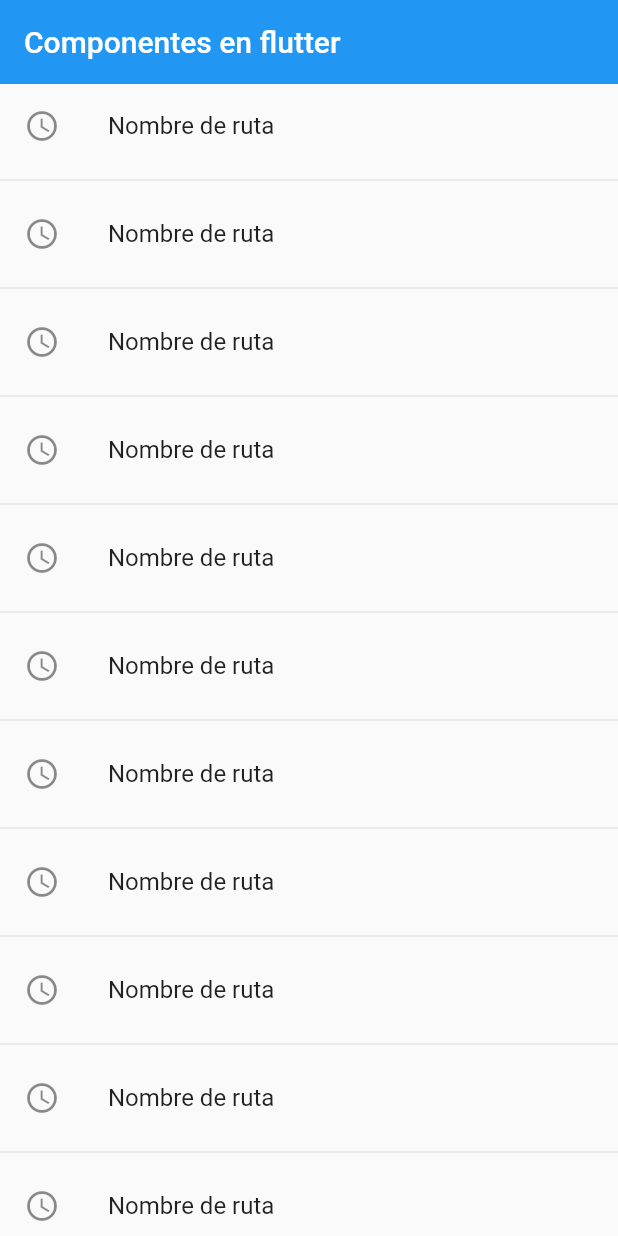
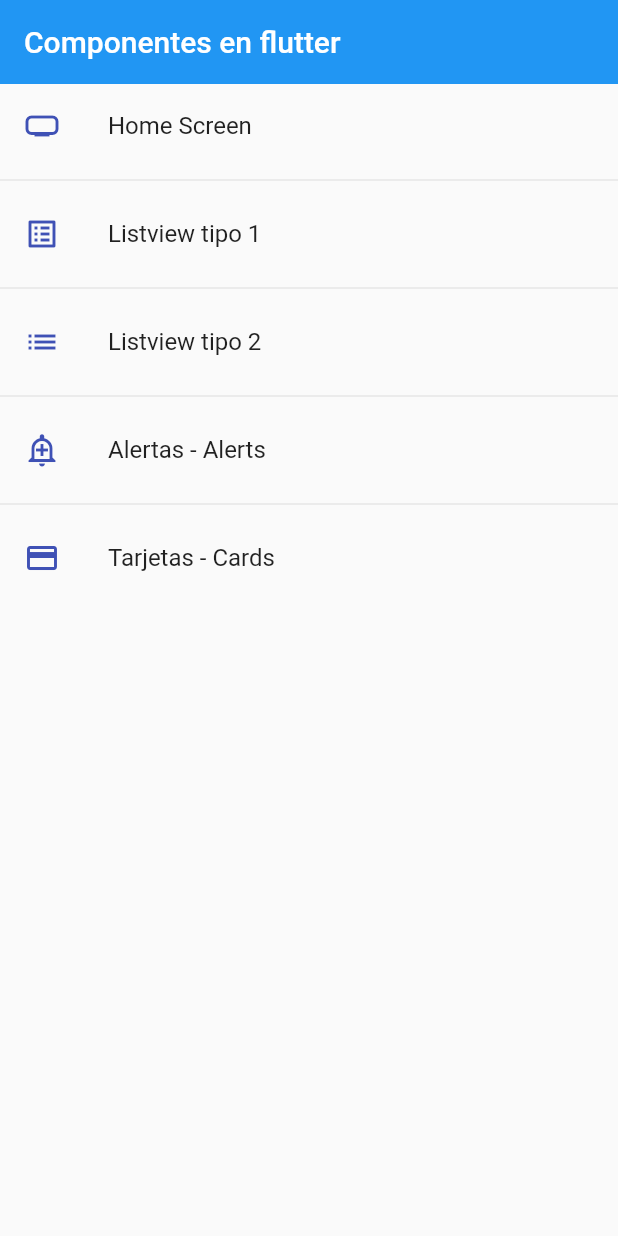
Before and after one commit to Alfer66/fl_components, a Flutter app: the screen it shows after launch, on a phone screen of 412 x 824 dp. Run offline on Flutter 3.47's test engine with Material 2 defaults, Android fonts, the phone set to English and light mode, and no system bars.

Commit message:
2023_02_16_1905_ARV
Avance del curso de flutter, hasta el cap 73. Crear método con las rutas de mi aplicación

```diff
--- a/lib/main.dart
+++ b/lib/main.dart
@@ -1,5 +1,5 @@
 import 'package:flutter/material.dart';
-import 'package:proyec2/screens/screens.dart';
+import 'package:proyec2/router/app_routes.dart';
 
 // import 'package:fl_components/screens/listview1_screen.dart';
 // import 'package:fl_components/screens/listview2_screen.dart';
@@ -14,19 +14,9 @@ class MyApp extends StatelessWidget {
     return MaterialApp(
       debugShowCheckedModeBanner: false,
       title: 'Material App',
-      initialRoute: 'home',
-      routes: {
-        'home': (BuildContext context) => const HomeScreen(),
-        'listview1': (BuildContext context) => const Listview1Screen(),
-        'listview2': (BuildContext context) => const Listview2Screen(),
-        'alert': (BuildContext context) => const AlertScreen(),
-        'card': (BuildContext context) => const CardScreen(),
-      },
-      onGenerateRoute: (settings) {
-        return MaterialPageRoute(
-          builder: (context) => const AlertScreen(),
-        );
-      },
+      initialRoute: AppRoutes.initialRoute,
+      routes: AppRoutes.getAppRoutes(),
+      onGenerateRoute: AppRoutes.onGenerateRoute,
     );
   }
 }
--- /dev/null
+++ b/lib/models/menu_options.dart
@@ -0,0 +1,14 @@
+import 'package:flutter/material.dart' show IconData, Widget;
+
+class MenuOptions {
+  final String route;
+  final IconData icon;
+  final String name;
+  final Widget screen;
+
+  MenuOptions(
+      {required this.route,
+      required this.name,
+      required this.screen,
+      required this.icon});
+}
--- /dev/null
+++ b/lib/models/models.dart
@@ -0,0 +1 @@
+export 'package:proyec2/models/menu_options.dart';
--- /dev/null
+++ b/lib/router/app_routes.dart
@@ -0,0 +1,60 @@
+import 'package:flutter/material.dart';
+
+import 'package:proyec2/models/models.dart';
+import 'package:proyec2/screens/screens.dart';
+
+class AppRoutes {
+  static const initialRoute = "home";
+
+  static final menuOptions = <MenuOptions>[
+    //TODO: borrar home
+    MenuOptions(
+        route: 'home',
+        name: 'Home Screen',
+        screen: const HomeScreen(),
+        icon: Icons.home_max_sharp),
+    MenuOptions(
+        route: 'listview1',
+        name: 'Listview tipo 1',
+        screen: const Listview1Screen(),
+        icon: Icons.list_alt),
+    MenuOptions(
+        route: 'listview2',
+        name: 'Listview tipo 2',
+        screen: const Listview2Screen(),
+        icon: Icons.list),
+    MenuOptions(
+        route: 'alerts',
+        name: 'Alertas - Alerts',
+        screen: const AlertScreen(),
+        icon: Icons.add_alert_outlined),
+    MenuOptions(
+        route: 'card',
+        name: 'Tarjetas - Cards',
+        screen: const CardScreen(),
+        icon: Icons.credit_card)
+  ];
+
+  static Map<String, Widget Function(BuildContext)> getAppRoutes() {
+    Map<String, Widget Function(BuildContext)> appRoutes = {};
+
+    for (final option in menuOptions) {
+      appRoutes.addAll({option.route: (BuildContext context) => option.screen});
+    }
+    return appRoutes;
+  }
+
+  // static Map<String, Widget Function(BuildContext)> routes = {
+  //   'home': (BuildContext context) => const HomeScreen(),
+  //   'listview1': (BuildContext context) => const Listview1Screen(),
+  //   'listview2': (BuildContext context) => const Listview2Screen(),
+  //   'alert': (BuildContext context) => const AlertScreen(),
+  //   'card': (BuildContext context) => const CardScreen(),
+  // };
+
+  static Route<dynamic> onGenerateRoute(RouteSettings settings) {
+    return MaterialPageRoute(
+      builder: (context) => const AlertScreen(),
+    );
+  }
+}
--- a/lib/screens/home_screen.dart
+++ b/lib/screens/home_screen.dart
@@ -1,29 +1,43 @@
 import 'package:flutter/material.dart';
-import 'package:proyec2/screens/screens.dart';
+import 'package:proyec2/router/app_routes.dart';
 
 class HomeScreen extends StatelessWidget {
   const HomeScreen({Key? key}) : super(key: key);
 
   @override
   Widget build(BuildContext context) {
+    final menuOptions = AppRoutes.menuOptions;
+
     return Scaffold(
         appBar: AppBar(
           title: const Text('Componentes en flutter'),
           elevation: 0,
         ),
         body: ListView.separated(
-            itemBuilder: (context, index) => ListTile(
-                  leading: const Icon(Icons.access_time_outlined),
-                  title: const Text('Nombre de ruta'),
+            itemBuilder: (context, i) => ListTile(
+                  leading: Icon(menuOptions[i].icon, color: Colors.indigo),
+                  title: Text(menuOptions[i].name),
+
                   onTap: () {
                     // final route = MaterialPageRoute(
                     //     builder: (context) => const Listview1Screen());
                     // Navigator.push(context, route);
 
-                    Navigator.pushNamed(context, 'card2');
+                    Navigator.pushNamed(context, menuOptions[i].route);
                   },
+
+                  // leading: const Icon(Icons.access_time_outlined),
+                  // title: const Text('Nombre de ruta'),
+
+                  // onTap: () {
+                  //   // final route = MaterialPageRoute(
+                  //   //     builder: (context) => const Listview1Screen());
+                  //   // Navigator.push(context, route);
+
+                  //   Navigator.pushNamed(context, 'card');
+                  // },
                 ),
             separatorBuilder: (_, __) => const Divider(),
-            itemCount: 100));
+            itemCount: menuOptions.length));
   }
 }
```
